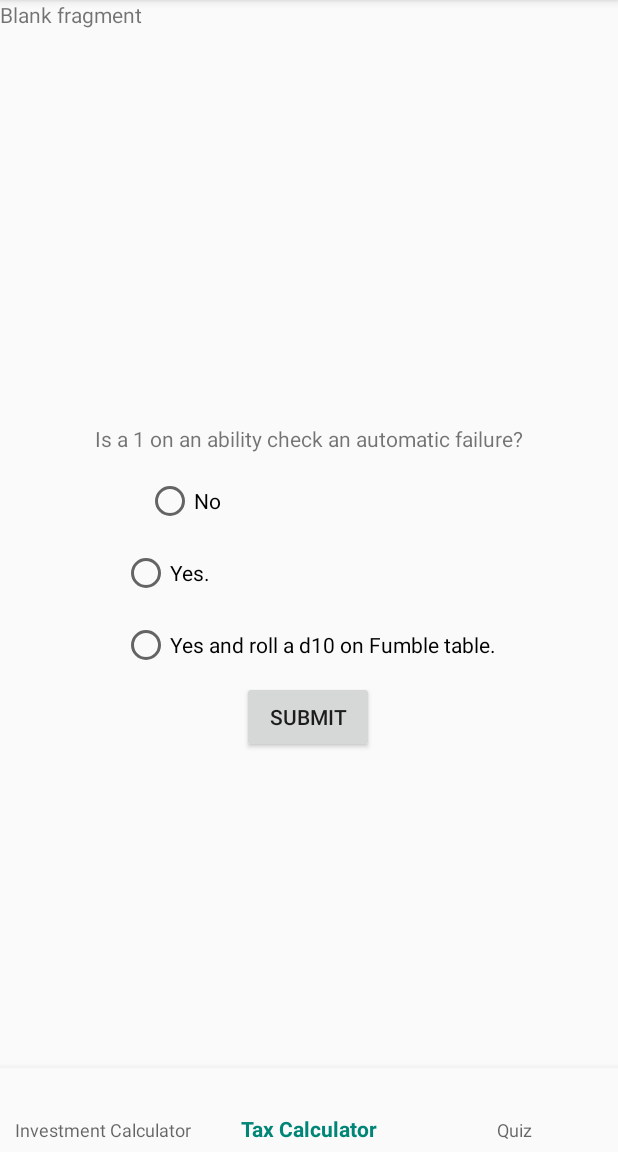
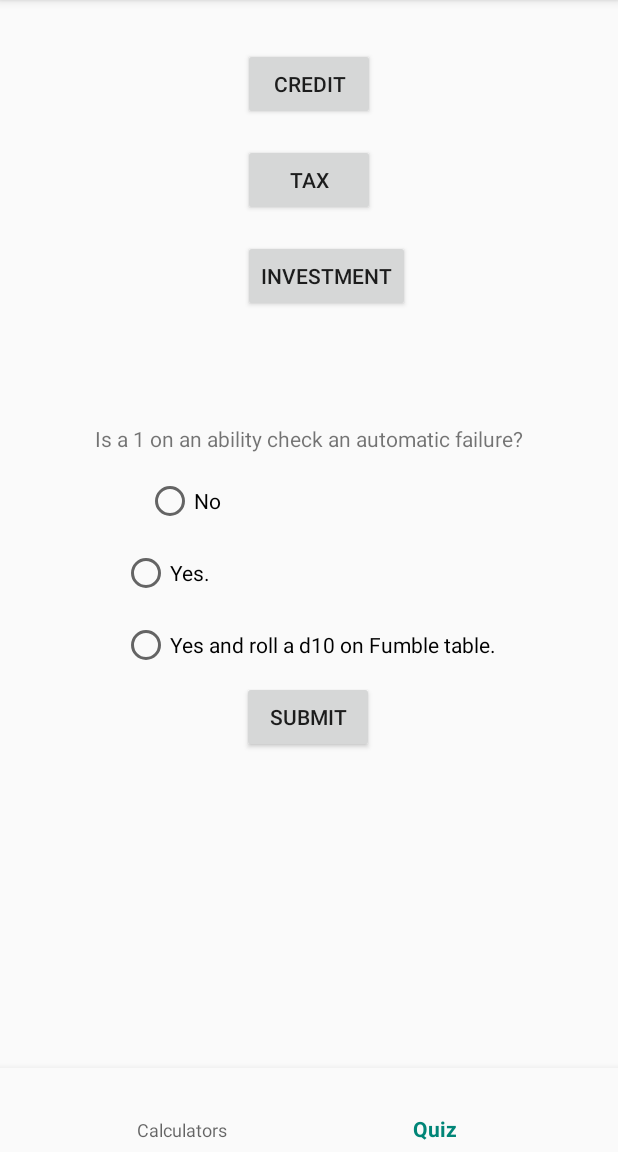
Before and after one commit to ehkn12/financialliteracy, an Android app: the screen it shows after launch (MainActivity), item 2 of the bottom bar chosen, on a phone screen of 412 x 824 dp, the part 84-1236 px from its top. Run offline under Robolectric (Android 15) with nearby library versions, the phone set to English and light mode, and no system bars; our stand-ins replace Room's generated code.

Commit message:
calculator fragment added
invest works
tax crashes

```diff
--- a/app/src/main/java/com/example/financialliteracy/Activities/MainActivity.java
+++ b/app/src/main/java/com/example/financialliteracy/Activities/MainActivity.java
@@ -22,6 +22,7 @@ import android.widget.Toast;
 
 
 import com.example.financialliteracy.Databases.QuestionDatabase;
+import com.example.financialliteracy.Fragments.CalculatorFragment;
 import com.example.financialliteracy.Fragments.DailyQuizFragment;
 import com.example.financialliteracy.Fragments.InvestmentCalculatorFragment;
 import com.example.financialliteracy.Fragments.StartQuizFragment;
@@ -49,6 +50,7 @@ public class MainActivity extends AppCompatActivity implements DailyQuizFragment
     private Fragment startQuizFragment;
     private Fragment taxCalculatorFragment;
     private Fragment investmentCalculatorFragment;
+    private Fragment calculatorFragment;
 
     private BottomNavigationView bottomNav;
 
@@ -76,6 +78,7 @@ public class MainActivity extends AppCompatActivity implements DailyQuizFragment
         startQuizFragment = new StartQuizFragment();
         taxCalculatorFragment = new TaxCalculatorFragment();
         investmentCalculatorFragment = new InvestmentCalculatorFragment();
+        calculatorFragment = new CalculatorFragment();
 
         pref = this.getSharedPreferences("My Pref", 0);
         editor = pref.edit();
@@ -86,7 +89,7 @@ public class MainActivity extends AppCompatActivity implements DailyQuizFragment
         lastDay = pref.getInt("LAST_DATE", 0);
         streak = pref.getInt("QUIZ_STREAK", 0);
 
-        swapMenuFragment(investmentCalculatorFragment);
+        swapMenuFragment(calculatorFragment);
 
         bottomNav.setOnNavigationItemSelectedListener(new BottomNavigationView.OnNavigationItemSelectedListener() {
 
@@ -94,11 +97,11 @@ public class MainActivity extends AppCompatActivity implements DailyQuizFragment
             public boolean onNavigationItemSelected(@NonNull MenuItem menuItem) {
                 switch (menuItem.getItemId()){
                     case R.id.nav_investment:
-                        swapMenuFragment(investmentCalculatorFragment);
+                        swapMenuFragment(calculatorFragment);
                         break;
-                    case R.id.nav_tax:
-                        swapMenuFragment(taxCalculatorFragment);
-                        break;
+                   // case R.id.nav_tax:
+                       // swapMenuFragment(taxCalculatorFragment);
+                      //  break;
                     case R.id.nav_startquiz:
                         swapMenuFragment(startQuizFragment);
                         break;
@@ -157,6 +160,7 @@ public class MainActivity extends AppCompatActivity implements DailyQuizFragment
                 streak = 0;
                 editor.putInt("QUIZ_STREAK", streak);
             }
+            //TODO::// change to method
             Bundle bundle = new Bundle();
             randomNum = random.nextInt(10);
             bundle.putInt("question", randomNum);
--- /dev/null
+++ b/app/src/main/java/com/example/financialliteracy/Fragments/CalculatorFragment.java
@@ -0,0 +1,98 @@
+package com.example.financialliteracy.Fragments;
+
+import android.content.Context;
+import android.content.Intent;
+import android.os.Bundle;
+
+import androidx.fragment.app.Fragment;
+
+import android.view.LayoutInflater;
+import android.view.View;
+import android.view.ViewGroup;
+import android.widget.Button;
+
+import com.example.financialliteracy.Activities.InvestmentCalculatorActivity;
+import com.example.financialliteracy.Activities.TaxCalculatorActivity;
+import com.example.financialliteracy.R;
+
+/**
+ * A simple {@link Fragment} subclass.
+ * Use the {@link CalculatorFragment#newInstance} factory method to
+ * create an instance of this fragment.
+ */
+public class CalculatorFragment extends Fragment {
+    // TODO: Rename parameter arguments, choose names that match
+    // the fragment initialization parameters, e.g. ARG_ITEM_NUMBER
+    private static final String ARG_PARAM1 = "param1";
+    private static final String ARG_PARAM2 = "param2";
+
+    // TODO: Rename and change types of parameters
+    private String mParam1;
+    private String mParam2;
+
+    private View view;
+    private Button investButton;
+    private Button taxButton;
+
+    public CalculatorFragment() {
+        // Required empty public constructor
+    }
+
+    /**
+     * Use this factory method to create a new instance of
+     * this fragment using the provided parameters.
+     *
+     * @param param1 Parameter 1.
+     * @param param2 Parameter 2.
+     * @return A new instance of fragment CalculatorFragment.
+     */
+    // TODO: Rename and change types and number of parameters
+    public static CalculatorFragment newInstance(String param1, String param2) {
+        CalculatorFragment fragment = new CalculatorFragment();
+        Bundle args = new Bundle();
+        args.putString(ARG_PARAM1, param1);
+        args.putString(ARG_PARAM2, param2);
+        fragment.setArguments(args);
+        return fragment;
+    }
+
+    @Override
+    public void onCreate(Bundle savedInstanceState) {
+        super.onCreate(savedInstanceState);
+        if (getArguments() != null) {
+
+        }
+    }
+
+    @Override
+    public View onCreateView(LayoutInflater inflater, ViewGroup container,
+                             Bundle savedInstanceState) {
+        // Inflate the layout for this fragment
+        view = inflater.inflate(R.layout.fragment_calculator, container, false);
+        view = inflater.inflate(R.layout.fragment_calculator, container, false);
+        investButton = view.findViewById(R.id.button_invest);
+        taxButton = view.findViewById(R.id.button_tax);
+        investButton.setText("Investment Calculator");
+        taxButton.setText("Tax Calculator");
+
+        investButton.setOnClickListener(new View.OnClickListener() {
+            @Override
+            public void onClick(View view) {
+                Context c = view.getContext();
+                Intent intent = new Intent(c, InvestmentCalculatorActivity.class);
+                c.startActivity(intent);
+            }
+        });
+
+        taxButton.setOnClickListener(new View.OnClickListener() {
+            @Override
+            public void onClick(View view) {
+                Context c = view.getContext();
+                Intent intent = new Intent(c, TaxCalculatorActivity.class);
+                c.startActivity(intent);
+            }
+        });
+
+        return view;
+    }
+}
--- a/app/src/main/res/menu/bottom_nav_bar.xml
+++ b/app/src/main/res/menu/bottom_nav_bar.xml
@@ -3,11 +3,7 @@
 
     <item
         android:id="@+id/nav_investment"
-        android:title="Investment Calculator"/>
-
-    <item
-        android:id="@+id/nav_tax"
-        android:title="Tax Calculator"/>
+        android:title="Calculators"/>
 
     <item
         android:id="@+id/nav_startquiz"
```
Also changed, not shown: app/src/main/res/layout/fragment_calculator.xml (added, +31 -0 lines).
